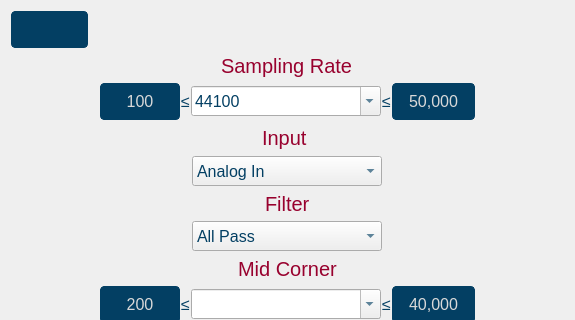
The window that gui/qtdesigner/BasicOperationWidget.ui (wyattduber/CyDAQ) describes before a commit, drawn with Qt 5; both pictures show x 0 to 575 and y 0 to 320 of the 575 by 622 pixel window.
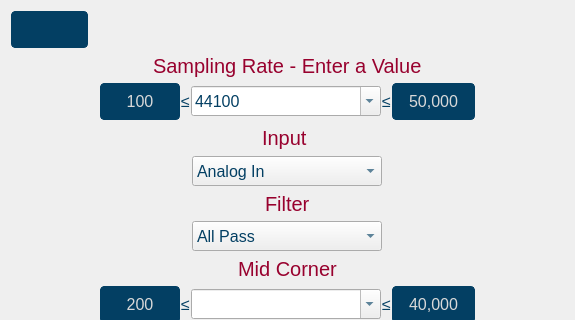
The same window after the commit. Icons and pictures are not drawn.

```diff
--- a/gui/qtdesigner/BasicOperationWidget.ui
+++ b/gui/qtdesigner/BasicOperationWidget.ui
@@ -64,7 +64,7 @@
       </size>
      </property>
      <property name="text">
-      <string>Sampling Rate</string>
+      <string>Sampling Rate - Enter a Value</string>
      </property>
     </widget>
    </item>
```
Left out of the diff: 20 changed lines with no effect on the pictures.
